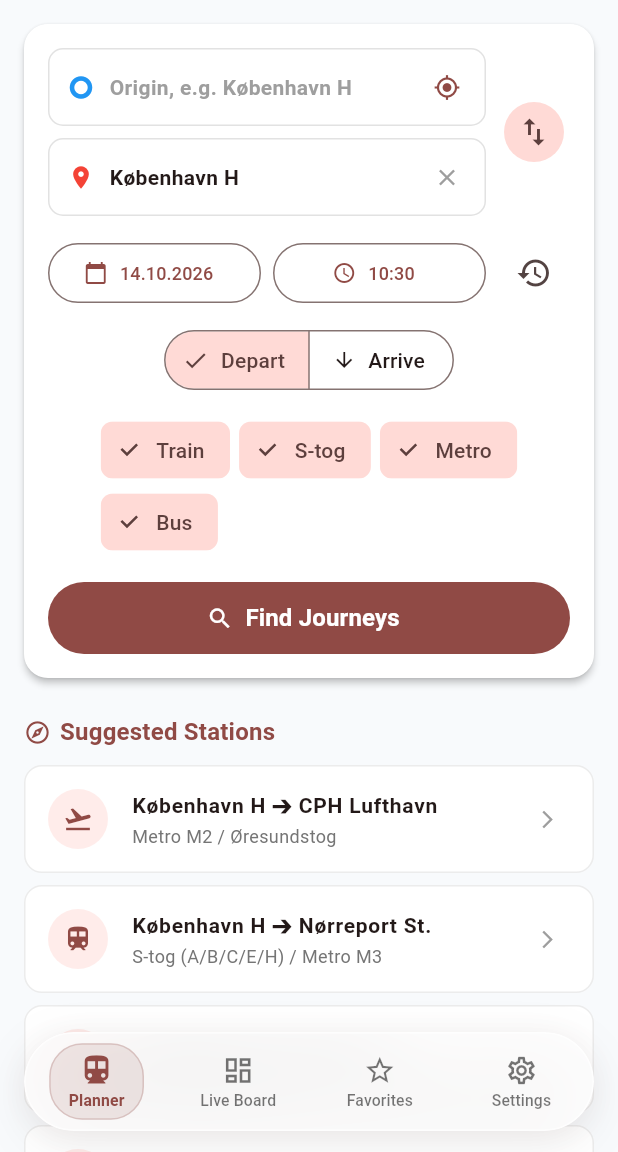
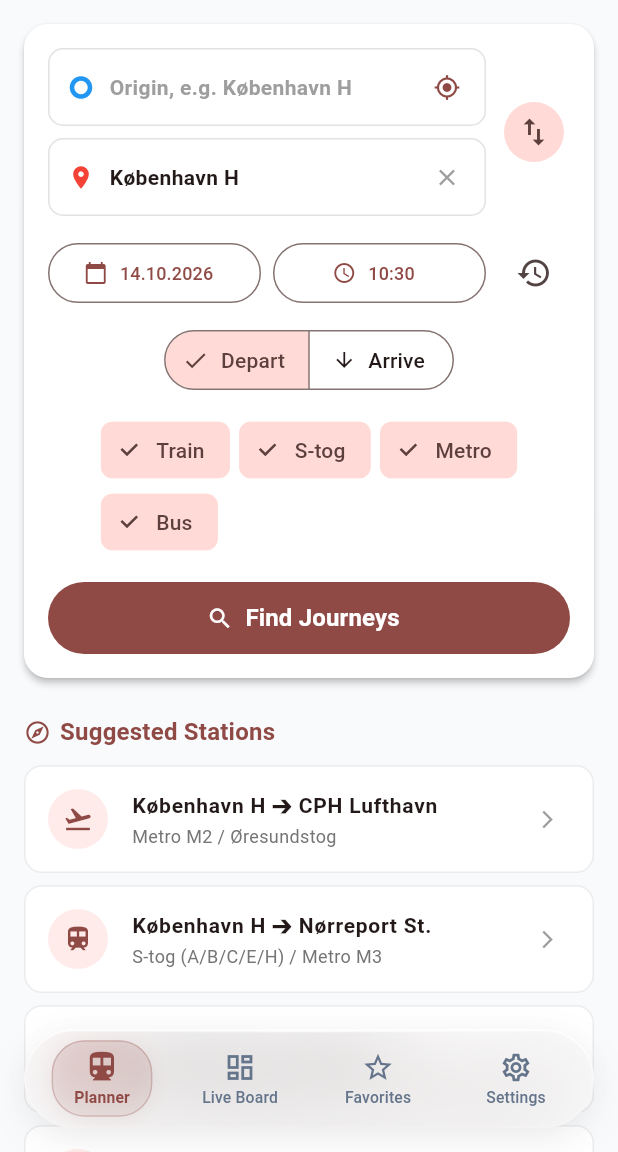
Before and after one commit to gwj0323/Rejseplanen-Desktop, a Flutter app: the screen it shows after launch, after a tap on the "swap vert" icon, on a phone screen of 412 x 824 dp, the part 84-1236 px from its top. Run offline on Flutter 3.47's test engine with Material 3 defaults, Android fonts, the phone set to English and light mode, and no system bars; drawn by our look-alikes of dynamic_color; our stand-ins replace flutter_local_notifications, geolocator, permission_handler, shared_preferences, timezone; missing offline and left inert: add_2_calendar.

Commit message:
feat(ui): redesign liquid glass navigation bar with ultra-translucent blur, specular highlight and refractive gradient border

```diff
--- a/rejseplanen_mobile/lib/screens/main_navigation.dart
+++ b/rejseplanen_mobile/lib/screens/main_navigation.dart
@@ -112,48 +112,108 @@ class _MainNavigationState extends State<MainNavigation> {
       ),
     ];
 
+    const double pillRadius = 33.0;
+
+    // Specular gradient border imitating light reflecting off glass curvature
+    final borderGradient = LinearGradient(
+      begin: Alignment.topCenter,
+      end: Alignment.bottomCenter,
+      colors: isDark
+          ? [
+              Colors.white.withOpacity(0.48),
+              Colors.white.withOpacity(0.14),
+              Colors.white.withOpacity(0.04),
+            ]
+          : [
+              Colors.white.withOpacity(0.85),
+              Colors.white.withOpacity(0.35),
+              Colors.white.withOpacity(0.12),
+            ],
+      stops: const [0.0, 0.45, 1.0],
+    );
+
+    // Highly translucent, refractive glass fill gradient (transparent enough for backdrop to show)
+    final fillGradient = LinearGradient(
+      begin: Alignment.topLeft,
+      end: Alignment.bottomRight,
+      colors: isDark
+          ? [
+              Colors.white.withOpacity(0.12),
+              const Color(0xFF0F172A).withOpacity(0.20),
+              const Color(0xFF1E293B).withOpacity(0.28),
+            ]
+          : [
+              Colors.white.withOpacity(0.32),
+              Colors.white.withOpacity(0.12),
+              Colors.white.withOpacity(0.22),
+            ],
+      stops: const [0.0, 0.55, 1.0],
+    );
+
     return Padding(
       padding: EdgeInsets.fromLTRB(
         16,
         0,
         16,
-        bottomPadding > 0 ? bottomPadding + 4 : 14,
+        bottomPadding > 0 ? bottomPadding + 6 : 16,
       ),
       child: Container(
         height: 66,
         decoration: BoxDecoration(
-          borderRadius: BorderRadius.circular(34),
+          borderRadius: BorderRadius.circular(pillRadius),
           boxShadow: [
             BoxShadow(
-              color: Colors.black.withOpacity(isDark ? 0.45 : 0.08),
-              blurRadius: 26,
+              color: Colors.black.withOpacity(isDark ? 0.32 : 0.07),
+              blurRadius: 24,
               offset: const Offset(0, 8),
-              spreadRadius: 0,
+              spreadRadius: -2,
             ),
             BoxShadow(
-              color: primaryColor.withOpacity(isDark ? 0.15 : 0.05),
-              blurRadius: 14,
+              color: primaryColor.withOpacity(isDark ? 0.14 : 0.05),
+              blurRadius: 16,
               offset: const Offset(0, 2),
+              spreadRadius: -4,
             ),
           ],
         ),
         child: ClipRRect(
-          borderRadius: BorderRadius.circular(34),
+          borderRadius: BorderRadius.circular(pillRadius),
           child: BackdropFilter(
-            filter: ui.ImageFilter.blur(sigmaX: 24, sigmaY: 24),
+            filter: ui.ImageFilter.blur(sigmaX: 25, sigmaY: 25),
+            child: CustomPaint(
+              painter: GlassBorderPainter(
+                strokeWidth: 1.5,
+                radius: pillRadius,
+                gradient: borderGradient,
+              ),
               child: Container(
                 decoration: BoxDecoration(
-                borderRadius: BorderRadius.circular(34),
-                color: isDark
-                    ? const Color(0xFF0F172A).withOpacity(0.72)
-                    : Colors.white.withOpacity(0.72),
-                border: Border.all(
-                  color: isDark
-                      ? Colors.white.withOpacity(0.18)
-                      : Colors.white.withOpacity(0.65),
-                  width: 1.2,
+                  borderRadius: BorderRadius.circular(pillRadius),
+                  gradient: fillGradient,
+                ),
+                child: Stack(
+                  children: [
+                    // Top interior specular curvature sheen
+                    Positioned(
+                      top: 1,
+                      left: 24,
+                      right: 24,
+                      height: 1.2,
+                      child: Container(
+                        decoration: BoxDecoration(
+                          gradient: LinearGradient(
+                            colors: [
+                              Colors.white.withOpacity(0.0),
+                              Colors.white.withOpacity(isDark ? 0.35 : 0.70),
+                              Colors.white.withOpacity(0.0),
+                            ],
                           ),
                         ),
+                      ),
+                    ),
+                    // Navigation items row
+                    Padding(
+                      padding: const EdgeInsets.symmetric(horizontal: 6),
                       child: Row(
                         children: List.generate(navItems.length, (idx) {
                           final item = navItems[idx];
@@ -173,19 +233,35 @@ class _MainNavigationState extends State<MainNavigation> {
                                   duration: const Duration(milliseconds: 250),
                                   curve: Curves.easeOutCubic,
                                   padding: EdgeInsets.symmetric(
-                            horizontal: isSelected ? 12 : 6,
+                                    horizontal: isSelected ? 14 : 8,
                                     vertical: 6,
                                   ),
                                   decoration: BoxDecoration(
-                            color: isSelected
-                                ? primaryColor.withOpacity(isDark ? 0.22 : 0.12)
-                                : Colors.transparent,
                                     borderRadius: BorderRadius.circular(22),
+                                    gradient: isSelected
+                                        ? LinearGradient(
+                                            begin: Alignment.topCenter,
+                                            end: Alignment.bottomCenter,
+                                            colors: [
+                                              primaryColor.withOpacity(isDark ? 0.28 : 0.16),
+                                              primaryColor.withOpacity(isDark ? 0.12 : 0.07),
+                                            ],
+                                          )
+                                        : null,
                                     border: isSelected
                                         ? Border.all(
-                                    color: primaryColor.withOpacity(isDark ? 0.35 : 0.22),
+                                            color: primaryColor.withOpacity(isDark ? 0.40 : 0.25),
                                             width: 1.0,
                                           )
+                                        : null,
+                                    boxShadow: isSelected
+                                        ? [
+                                            BoxShadow(
+                                              color: primaryColor.withOpacity(isDark ? 0.20 : 0.08),
+                                              blurRadius: 10,
+                                              offset: const Offset(0, 2),
+                                            ),
+                                          ]
                                         : null,
                                   ),
                                   child: Column(
@@ -193,7 +269,7 @@ class _MainNavigationState extends State<MainNavigation> {
                                     mainAxisAlignment: MainAxisAlignment.center,
                                     children: [
                                       AnimatedScale(
-                                scale: isSelected ? 1.08 : 1.0,
+                                        scale: isSelected ? 1.10 : 1.0,
                                         duration: const Duration(milliseconds: 200),
                                         curve: Curves.easeOutBack,
                                         child: Icon(
@@ -201,7 +277,7 @@ class _MainNavigationState extends State<MainNavigation> {
                                           size: 22,
                                           color: isSelected
                                               ? primaryColor
-                                      : (isDark ? Colors.white60 : Colors.black54),
+                                              : (isDark ? Colors.white60 : const Color(0xFF64748B)),
                                         ),
                                       ),
                                       const SizedBox(height: 3),
@@ -212,7 +288,7 @@ class _MainNavigationState extends State<MainNavigation> {
                                           fontWeight: isSelected ? FontWeight.w700 : FontWeight.w500,
                                           color: isSelected
                                               ? primaryColor
-                                      : (isDark ? Colors.white60 : Colors.black54),
+                                              : (isDark ? Colors.white60 : const Color(0xFF64748B)),
                                           letterSpacing: 0.1,
                                         ),
                                         child: Text(
@@ -230,9 +306,46 @@ class _MainNavigationState extends State<MainNavigation> {
                         }),
                       ),
                     ),
+                  ],
+                ),
+              ),
+            ),
           ),
         ),
       ),
     );
   }
 }
+
+/// CustomPainter that renders a smooth gradient stroke border around a rounded rectangle
+class GlassBorderPainter extends CustomPainter {
+  final double strokeWidth;
+  final double radius;
+  final Gradient gradient;
+
+  GlassBorderPainter({
+    required this.strokeWidth,
+    required this.radius,
+    required this.gradient,
+  });
+
+  @override
+  void paint(Canvas canvas, Size size) {
+    final rect = Rect.fromLTWH(
+      strokeWidth / 2,
+      strokeWidth / 2,
+      size.width - strokeWidth,
+      size.height - strokeWidth,
+    );
+    final rrect = RRect.fromRectAndRadius(rect, Radius.circular(radius));
+    final paint = Paint()
+      ..style = PaintingStyle.stroke
+      ..strokeWidth = strokeWidth
+      ..shader = gradient.createShader(rect);
+
+    canvas.drawRRect(rrect, paint);
+  }
+
+  @override
+  bool shouldRepaint(covariant GlassBorderPainter oldDelegate) => false;
+}
--- a/rejseplanen_mobile/pubspec.yaml
+++ b/rejseplanen_mobile/pubspec.yaml
@@ -1,7 +1,7 @@
 name: rejseplanen_mobile
 description: "A modern Flutter mobile client for Danish Public Transit (Spor)."
 publish_to: 'none'
-version: 1.0.10+11
+version: 1.0.10+12
 
 environment:
   sdk: '>=3.0.0 <4.0.0'
```
Lines whose indentation alone changed are shown as unchanged.
